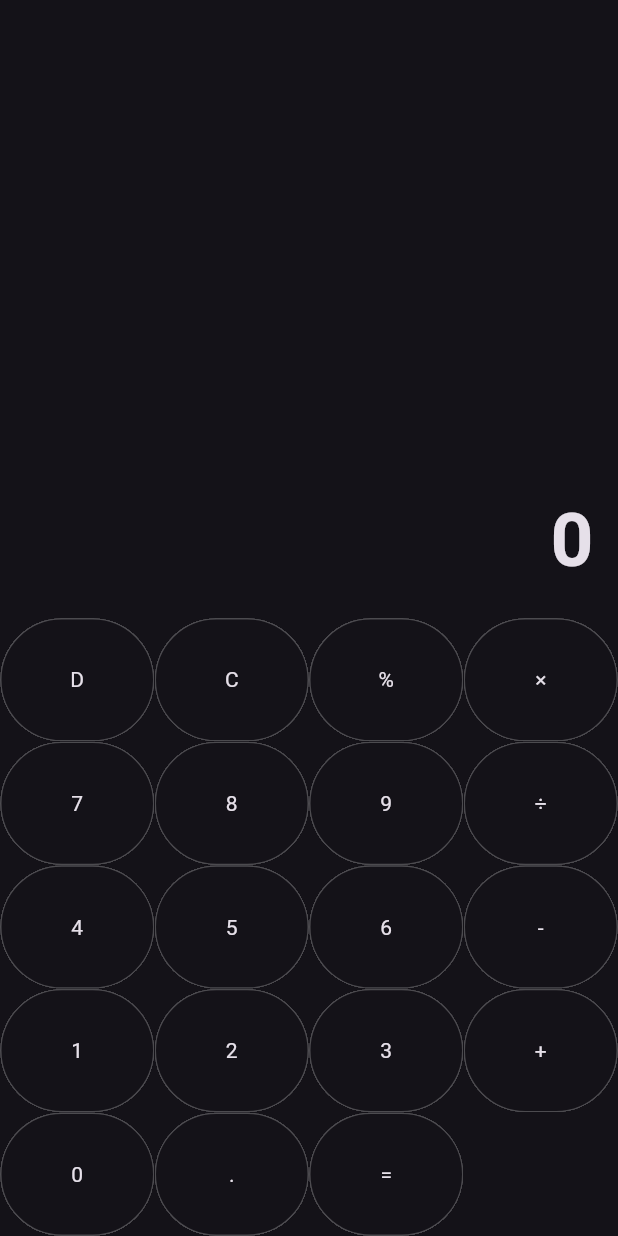
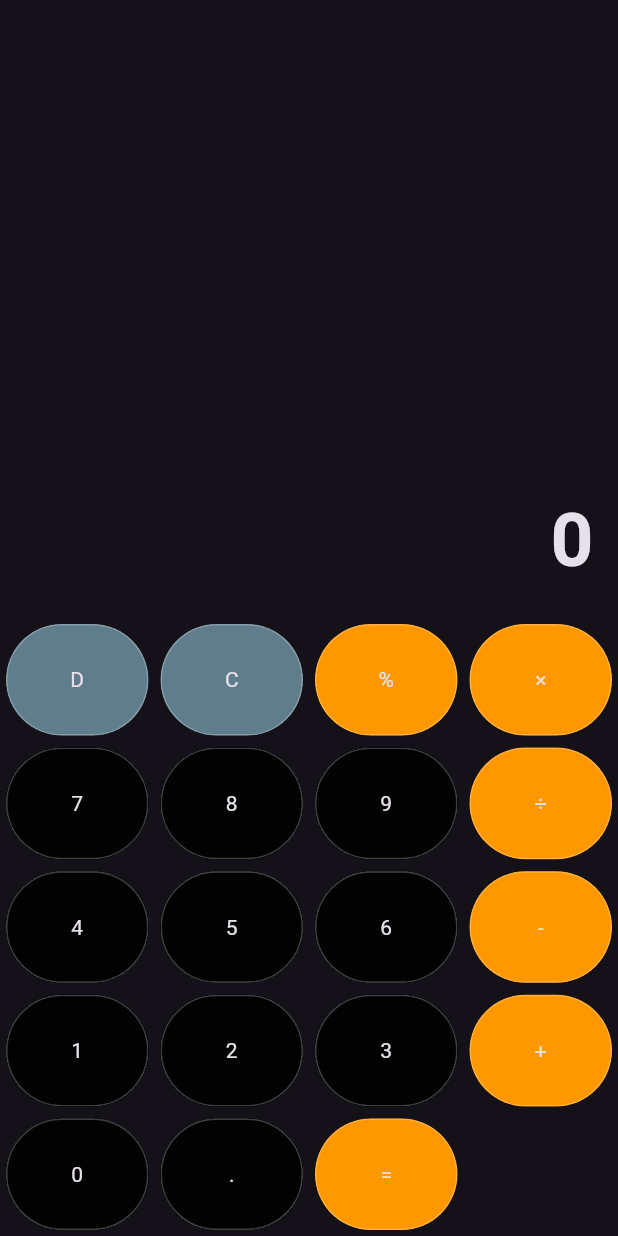
Before and after one commit to NipunaMadula/Flutter-Calc, a Flutter app: the screen it shows after launch, on a phone screen of 412 x 824 dp. Run offline on Flutter 3.47's test engine with Material 3 defaults, Android fonts, the phone set to English and light mode, and no system bars.

Commit message:
Update multiple button colors and logic

```diff
--- a/lib/calculator_screen.dart
+++ b/lib/calculator_screen.dart
@@ -53,7 +53,21 @@ class _CalculatorScreenState extends State<CalculatorScreen> {
 
 
 Widget buildbutton(value) {
-  return Material(
+  return Padding(
+    padding: const EdgeInsets.all(4.0),
+    child: Material(
+      color: [Btn.del,Btn.clr].contains(value)
+      ?Colors.blueGrey
+      :[
+        Btn.per,
+        Btn.multiply,
+        Btn.add,
+        Btn.subtract,
+        Btn.divide,
+        Btn.calculate
+        ].contains(value)
+        ?Colors.orange
+        :Colors.black87,
       clipBehavior: Clip.hardEdge,
       shape: OutlineInputBorder(
         borderSide: BorderSide(color: Colors.white24),
@@ -67,6 +81,7 @@ Widget buildbutton(value) {
           child: Center(
             child: Text(value)),
         )),
+    ),
   );
 }
 
```
Lines whose indentation alone changed are shown as unchanged.
